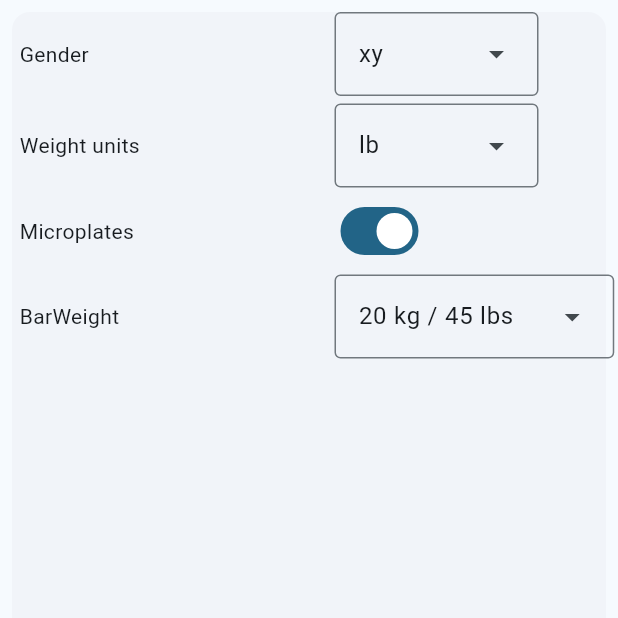
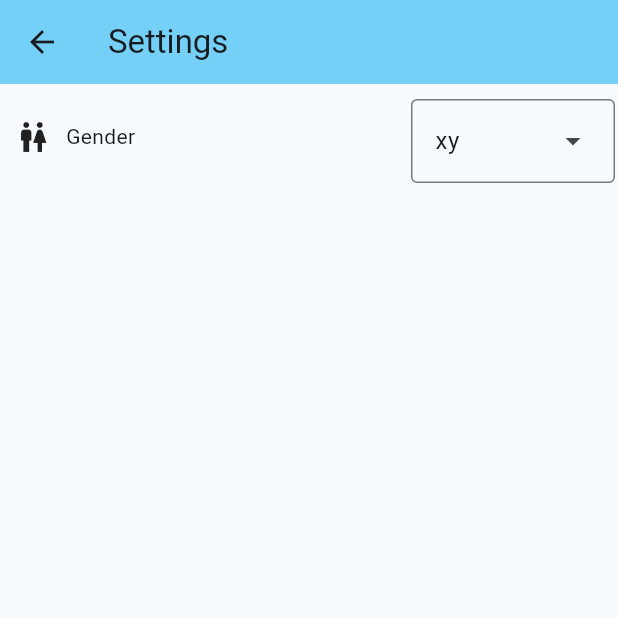
Before and after one commit to organicveggie/gzclp, a Flutter app: the SettingsView screen opened directly, on a phone screen of 412 x 824 dp, the top half of it. Run offline on Flutter 3.47's test engine with Material 3 defaults, Android fonts, the phone set to English and light mode, and no system bars; our stand-ins replace bloc, built_collection, built_value, equatable, flutter_bloc, rxdart and 1 more; accounts and stored records are empty; generated files the repository leaves out were written again.

Commit message:
Try out new Settings page layout

```diff
--- a/gzclp_flutter/lib/settings/view/settings_page.dart
+++ b/gzclp_flutter/lib/settings/view/settings_page.dart
@@ -1,3 +1,5 @@
+import 'dart:developer';
+
 import 'package:built_collection/built_collection.dart';
 import 'package:flutter/material.dart';
 import 'package:flutter_bloc/flutter_bloc.dart';
@@ -25,18 +27,75 @@ class SettingsView extends StatelessWidget {
 
   @override
   Widget build(BuildContext context) {
-    return Card(
-      shadowColor: Colors.transparent,
-      margin: const EdgeInsets.all(8.0),
-      child: SizedBox.expand(
-        child: Column(children: [
-          GenderDropdownWidget(),
-          Padding(padding: const EdgeInsets.only(top: 5), child: WeightUnitDropdownWidget()),
-          const Padding(padding: EdgeInsets.only(top: 5), child: MicroplatesSettingWidget()),
-          Padding(padding: const EdgeInsets.only(top: 5), child: BarWeightDropdownWidget()),
-        ]),
-      ),
-    );
+    return Scaffold(
+        appBar: AppBar(
+          title: const Text('Settings'),
+          shadowColor: Colors.transparent,
+        ),
+        body: Padding(
+            padding: const EdgeInsets.all(10.0),
+            child: Column(
+              mainAxisAlignment: MainAxisAlignment.start,
+              crossAxisAlignment: CrossAxisAlignment.center,
+              children: <Widget>[
+                Align(
+                  alignment: Alignment.centerLeft,
+                  child: SizedBox(
+                    height: 50.0,
+                    child: Row(
+                      children: <Widget>[
+                        Container(
+                          constraints: const BoxConstraints(maxHeight: 50.0, maxWidth: 400),
+                          child: Row(
+                            children: [
+                              const Padding(
+                                padding: EdgeInsets.only(right: 10.0),
+                                child: Icon(Icons.wc),
+                              ),
+                              const Text('Gender'),
+                              Expanded(
+                                child: Align(
+                                  alignment: Alignment.centerRight,
+                                  child: DropdownMenu<Gender>(
+                                    initialSelection: context.select(
+                                        (SettingsCubit cubit) => cubit.state.appSettings.gender),
+                                    requestFocusOnTap: true,
+                                    onSelected: (Gender? newValue) {
+                                      context
+                                          .read<SettingsCubit>()
+                                          .setGender(newValue ?? Gender.xy);
+                                    },
+                                    dropdownMenuEntries:
+                                        Gender.values.map<DropdownMenuEntry<Gender>>((g) {
+                                      return DropdownMenuEntry(
+                                        value: g,
+                                        label: g.name,
+                                      );
+                                    }).toList(),
+                                  ),
+                                ),
+                              ),
+                            ],
+                          ),
+                        ),
+                      ],
+                    ),
+                  ),
+                )
+              ],
+            )));
+    // return Card(
+    //   shadowColor: Colors.transparent,
+    //   margin: const EdgeInsets.all(8.0),
+    //   child: SizedBox.expand(
+    //     child: Column(children: [
+    //       GenderDropdownWidget(),
+    //       Padding(padding: const EdgeInsets.only(top: 5), child: WeightUnitDropdownWidget()),
+    //       const Padding(padding: EdgeInsets.only(top: 5), child: MicroplatesSettingWidget()),
+    //       Padding(padding: const EdgeInsets.only(top: 5), child: BarWeightDropdownWidget()),
+    //     ]),
+    //   ),
+    // );
   }
 }
 
```
